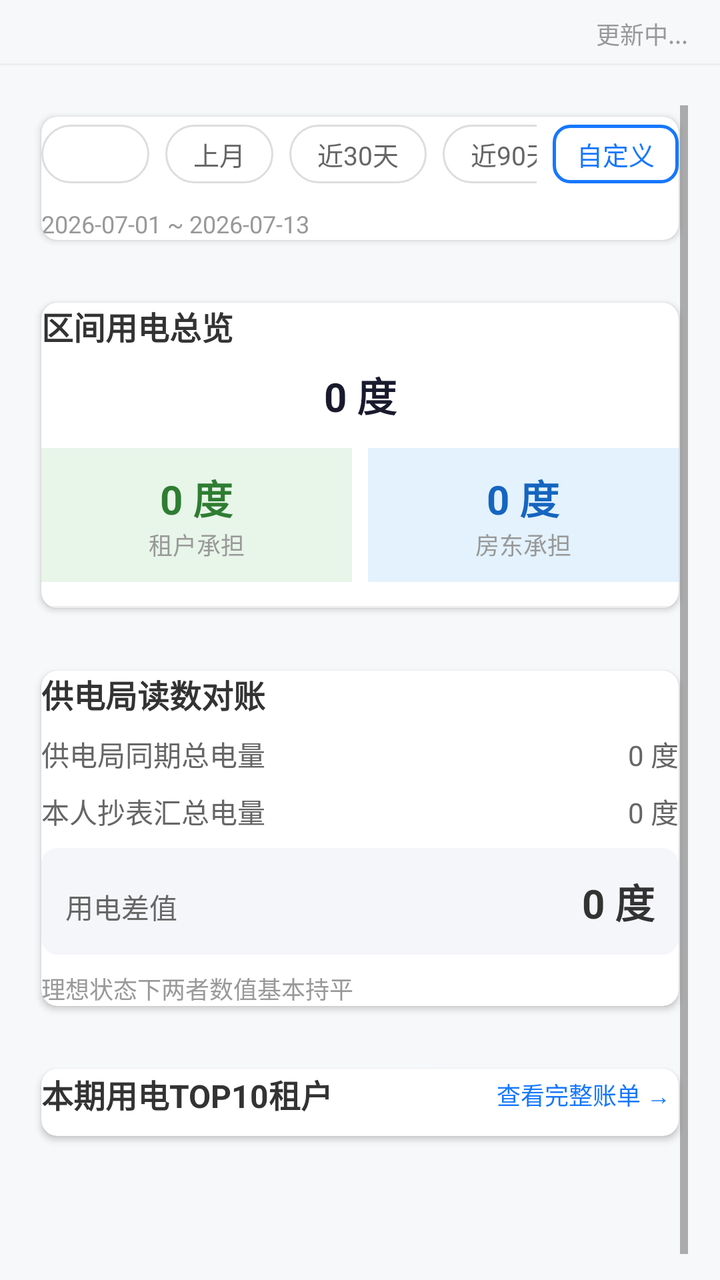
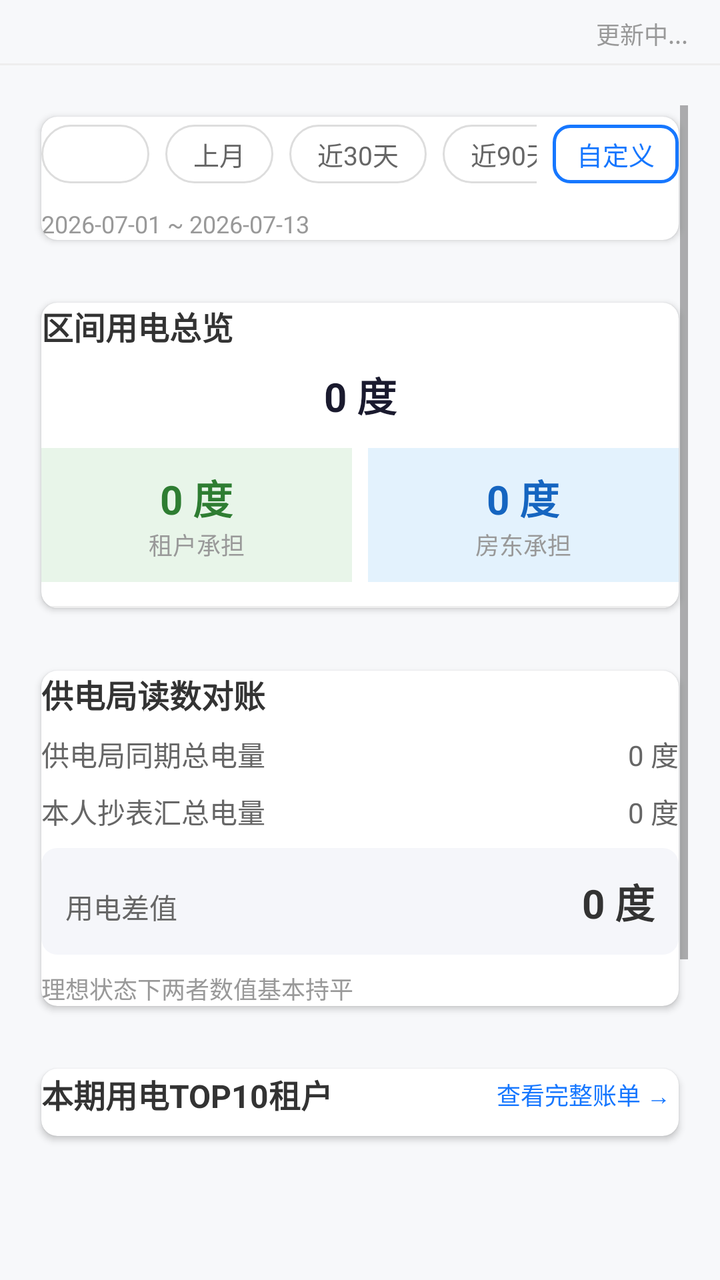

The first picture is an Android layout as it rendered before a commit; the second is the same layout after the commit. The layout source and the unified diff follow.
<!-- AndroidManifest.xml: application theme Theme.AppCompat.Light -->
<!-- res/layout/fragment_overview.xml -->
<?xml version="1.0" encoding="utf-8"?>
<LinearLayout xmlns:android="http://schemas.android.com/apk/res/android"
    xmlns:app="http://schemas.android.com/apk/res-auto"
    android:layout_width="match_parent"
    android:layout_height="match_parent"
    android:orientation="vertical"
    android:background="@color/bg_page">

    
    <FrameLayout
        android:layout_width="match_parent"
        android:layout_height="wrap_content"
        android:paddingStart="@dimen/padding_page"
        android:paddingEnd="@dimen/padding_page"
        android:paddingTop="8dp"
        android:paddingBottom="6dp"
        android:background="@color/bg_page">

        <TextView
            android:id="@+id/update_time"
            android:layout_width="wrap_content"
            android:layout_height="wrap_content"
            android:layout_gravity="end"
            android:text="更新中..."
            android:textSize="12sp"
            android:textColor="@color/text_hint" />
    </FrameLayout>

    
    <View
        android:layout_width="match_parent"
        android:layout_height="1dp"
        android:background="@color/divider" />

    
    <ScrollView
        android:layout_width="match_parent"
        android:layout_height="match_parent"
        android:paddingStart="@dimen/padding_page"
        android:paddingEnd="@dimen/padding_page"
        android:paddingTop="@dimen/space_card_vertical">

        <LinearLayout
            android:layout_width="match_parent"
            android:layout_height="wrap_content"
            android:orientation="vertical">

            
            <androidx.cardview.widget.CardView
                android:layout_width="match_parent"
                android:layout_height="wrap_content"
                style="@style/CardStyle"
                android:layout_marginBottom="@dimen/space_card_vertical">

                <LinearLayout
                    android:layout_width="match_parent"
                    android:layout_height="wrap_content"
                    android:orientation="vertical">

                    
                    <LinearLayout
                        android:layout_width="match_parent"
                        android:layout_height="wrap_content"
                        android:orientation="horizontal"
                        android:gravity="center_vertical">

                        <HorizontalScrollView
                            android:layout_width="0dp"
                            android:layout_height="wrap_content"
                            android:layout_weight="1"
                            android:scrollbars="none">

                            <LinearLayout
                                android:layout_width="wrap_content"
                                android:layout_height="wrap_content"
                                android:orientation="horizontal"
                                android:paddingVertical="4dp">

                                <TextView
                                    android:id="@+id/tag_month"
                                    android:layout_width="wrap_content"
                                    android:layout_height="wrap_content"
                                    android:text="本月"
                                    android:paddingHorizontal="14dp"
                                    android:paddingVertical="5dp"
                                    android:background="@drawable/bg_filter_tag"
                                    android:textColor="#FFFFFF"
                                    android:textSize="13sp"
                                    android:layout_marginEnd="@dimen/space_small" />

                                <TextView
                                    android:id="@+id/tag_last_month"
                                    android:layout_width="wrap_content"
                                    android:layout_height="wrap_content"
                                    android:text="上月"
                                    android:paddingHorizontal="14dp"
                                    android:paddingVertical="5dp"
                                    android:background="@drawable/bg_filter_tag"
                                    android:textColor="@color/text_secondary"
                                    android:textSize="13sp"
                                    android:layout_marginEnd="@dimen/space_small" />

                                <TextView
                                    android:id="@+id/tag_30d"
                                    android:layout_width="wrap_content"
                                    android:layout_height="wrap_content"
                                    android:text="近30天"
                                    android:paddingHorizontal="14dp"
                                    android:paddingVertical="5dp"
                                    android:background="@drawable/bg_filter_tag"
                                    android:textColor="@color/text_secondary"
                                    android:textSize="13sp"
                                    android:layout_marginEnd="@dimen/space_small" />

                                <TextView
                                    android:id="@+id/tag_90d"
                                    android:layout_width="wrap_content"
                                    android:layout_height="wrap_content"
                                    android:text="近90天"
                                    android:paddingHorizontal="14dp"
                                    android:paddingVertical="5dp"
                                    android:background="@drawable/bg_filter_tag"
                                    android:textColor="@color/text_secondary"
                                    android:textSize="13sp" />

                            </LinearLayout>
                        </HorizontalScrollView>

                        
                        <TextView
                            android:id="@+id/btn_custom_date"
                            android:layout_width="wrap_content"
                            android:layout_height="wrap_content"
                            android:text="自定义"
                            android:textSize="13sp"
                            android:textColor="@color/primary_blue"
                            android:paddingHorizontal="12dp"
                            android:paddingVertical="5dp"
                            android:background="@drawable/bg_button_secondary"
                            android:layout_marginStart="8dp" />

                    </LinearLayout>

                    
                    <TextView
                        android:id="@+id/tv_period"
                        android:layout_width="match_parent"
                        android:layout_height="wrap_content"
                        android:text="2026-07-01 ~ 2026-07-13"
                        style="@style/TextSmall"
                        android:layout_marginTop="@dimen/space_small" />

                </LinearLayout>
            </androidx.cardview.widget.CardView>

            
            <androidx.cardview.widget.CardView
                android:layout_width="match_parent"
                android:layout_height="wrap_content"
                style="@style/CardStyle"
                android:layout_marginBottom="@dimen/space_card_vertical">

                <LinearLayout
                    android:layout_width="match_parent"
                    android:layout_height="wrap_content"
                    android:orientation="vertical">

                    <TextView
                        android:layout_width="wrap_content"
                        android:layout_height="wrap_content"
                        android:text="区间用电总览"
                        style="@style/TextTitle"
                        android:layout_marginBottom="@dimen/space_small" />

                    
                    <TextView
                        android:id="@+id/tv_total_usage"
                        android:layout_width="match_parent"
                        android:layout_height="wrap_content"
                        android:text="0 度"
                        style="@style/TextLarge"
                        android:gravity="center"
                        android:textColor="#1A1A2E"
                        android:layout_marginBottom="@dimen/space_item" />

                    <LinearLayout
                        android:layout_width="match_parent"
                        android:layout_height="wrap_content"
                        android:orientation="horizontal"
                        android:weightSum="2">

                        
                        <LinearLayout
                            android:layout_width="0dp"
                            android:layout_height="wrap_content"
                            android:layout_weight="1"
                            android:orientation="vertical"
                            android:gravity="center"
                            android:paddingStart="8dp"
                            android:paddingEnd="8dp"
                            android:background="#E8F5E9"
                            android:paddingVertical="10dp"
                            android:radius="8dp"
                            android:layout_marginEnd="4dp">

                            <TextView
                                android:id="@+id/tv_tenant_usage"
                                android:layout_width="wrap_content"
                                android:layout_height="wrap_content"
                                android:text="0 度"
                                style="@style/TextLarge"
                                android:textColor="#2E7D32" />

                            <TextView
                                android:layout_width="wrap_content"
                                android:layout_height="wrap_content"
                                android:text="租户承担"
                                style="@style/TextSmall" />
                        </LinearLayout>

                        
                        <LinearLayout
                            android:layout_width="0dp"
                            android:layout_height="wrap_content"
                            android:layout_weight="1"
                            android:orientation="vertical"
                            android:gravity="center"
                            android:paddingStart="8dp"
                            android:paddingEnd="8dp"
                            android:background="#E3F2FD"
                            android:paddingVertical="10dp"
                            android:radius="8dp"
                            android:layout_marginStart="4dp">

                            <TextView
                                android:id="@+id/tv_landlord_usage"
                                android:layout_width="wrap_content"
                                android:layout_height="wrap_content"
                                android:text="0 度"
                                style="@style/TextLarge"
                                android:textColor="#1565C0" />

                            <TextView
                                android:layout_width="wrap_content"
                                android:layout_height="wrap_content"
                                android:text="房东承担"
                                style="@style/TextSmall" />
                        </LinearLayout>

                    </LinearLayout>

                    <View
                        android:layout_width="match_parent"
                        android:layout_height="1dp"
                        android:background="@color/divider"
                        android:layout_marginTop="@dimen/space_item" />

                </LinearLayout>
            </androidx.cardview.widget.CardView>

            
            <androidx.cardview.widget.CardView
                android:layout_width="match_parent"
                android:layout_height="wrap_content"
                style="@style/CardStyle"
                android:layout_marginBottom="@dimen/space_card_vertical"
                android:id="@+id/card_reconciliation">

                <LinearLayout
                    android:layout_width="match_parent"
                    android:layout_height="wrap_content"
                    android:orientation="vertical">

                    <TextView
                        android:layout_width="wrap_content"
                        android:layout_height="wrap_content"
                        android:text="供电局读数对账"
                        style="@style/TextTitle"
                        android:layout_marginBottom="@dimen/space_small" />

                    <LinearLayout
                        android:layout_width="match_parent"
                        android:layout_height="wrap_content"
                        android:orientation="horizontal"
                        android:layout_marginBottom="@dimen/space_small">

                        <TextView
                            android:layout_width="0dp"
                            android:layout_height="wrap_content"
                            android:layout_weight="1"
                            android:text="供电局同期总电量"
                            style="@style/TextBody" />

                        <TextView
                            android:id="@+id/tv_power_kwh"
                            android:layout_width="wrap_content"
                            android:layout_height="wrap_content"
                            android:text="0 度"
                            style="@style/TextBody" />
                    </LinearLayout>

                    <LinearLayout
                        android:layout_width="match_parent"
                        android:layout_height="wrap_content"
                        android:orientation="horizontal"
                        android:layout_marginBottom="@dimen/space_small">

                        <TextView
                            android:layout_width="0dp"
                            android:layout_height="wrap_content"
                            android:layout_weight="1"
                            android:text="本人抄表汇总电量"
                            style="@style/TextBody" />

                        <TextView
                            android:id="@+id/tv_meter_total"
                            android:layout_width="wrap_content"
                            android:layout_height="wrap_content"
                            android:text="0 度"
                            style="@style/TextBody" />
                    </LinearLayout>

                    <LinearLayout
                        android:id="@+id/ll_diff"
                        android:layout_width="match_parent"
                        android:layout_height="wrap_content"
                        android:orientation="horizontal"
                        android:padding="12dp"
                        android:background="@drawable/bg_diff_normal"
                        android:radius="8dp"
                        android:layout_marginBottom="@dimen/space_small">

                        <TextView
                            android:layout_width="0dp"
                            android:layout_height="wrap_content"
                            android:layout_weight="1"
                            android:text="用电差值"
                            style="@style/TextBody" />

                        <TextView
                            android:id="@+id/tv_diff_value"
                            android:layout_width="wrap_content"
                            android:layout_height="wrap_content"
                            android:text="0 度"
                            style="@style/TextLarge" />
                    </LinearLayout>

                    <TextView
                        android:id="@+id/tv_diff_hint"
                        android:layout_width="wrap_content"
                        android:layout_height="wrap_content"
                        android:text="理想状态下两者数值基本持平"
                        style="@style/TextSmall" />

                </LinearLayout>
            </androidx.cardview.widget.CardView>

            
            <androidx.cardview.widget.CardView
                android:layout_width="match_parent"
                android:layout_height="wrap_content"
                style="@style/CardStyle"
                android:layout_marginBottom="80dp">

                <LinearLayout
                    android:layout_width="match_parent"
                    android:layout_height="wrap_content"
                    android:orientation="vertical">

                    
                    <LinearLayout
                        android:layout_width="match_parent"
                        android:layout_height="wrap_content"
                        android:orientation="horizontal"
                        android:gravity="center_vertical"
                        android:layout_marginBottom="@dimen/space_small">

                        <TextView
                            android:layout_width="0dp"
                            android:layout_height="wrap_content"
                            android:layout_weight="1"
                            android:text="本期用电TOP10租户"
                            style="@style/TextTitle" />

                        <TextView
                            android:id="@+id/tv_view_full"
                            android:layout_width="wrap_content"
                            android:layout_height="wrap_content"
                            android:text="查看完整账单 →"
                            android:textSize="12sp"
                            android:textColor="@color/primary_blue"
                            android:padding="4dp"
                            android:clickable="true"
                            android:focusable="true" />

                    </LinearLayout>

                    
                    <LinearLayout
                        android:id="@+id/distribution_container"
                        android:layout_width="match_parent"
                        android:layout_height="wrap_content"
                        android:orientation="vertical" />

                    <TextView
                        android:id="@+id/tv_empty_tenant"
                        android:layout_width="match_parent"
                        android:layout_height="wrap_content"
                        android:text="本期所有租户用电平稳，无异常高耗电"
                        style="@style/TextSmall"
                        android:gravity="center"
                        android:paddingVertical="20dp"
                        android:visibility="gone" />

                </LinearLayout>
            </androidx.cardview.widget.CardView>

        </LinearLayout>
    </ScrollView>

</LinearLayout>
<!-- resources referenced by this layout -->
<resources>
  <color name="bg_page">#F7F8FA</color>
  <color name="divider">#EEEEEE</color>
  <color name="primary_blue">#1677FF</color>
  <color name="text_hint">#999999</color>
  <color name="text_secondary">#666666</color>
  <dimen name="padding_page">16dp</dimen>
  <dimen name="space_card_vertical">20dp</dimen>
  <dimen name="space_item">12dp</dimen>
  <dimen name="space_small">8dp</dimen>
  <!-- drawable bg_button_secondary (drawable) -->
  <?xml version="1.0" encoding="utf-8"?>
  <selector xmlns:android="http://schemas.android.com/apk/res/android">
      <item android:state_pressed="true">
          <shape>
              <stroke android:width="1.5dp" android:color="#096DD9" />
              <solid android:color="#E8F1FF" />
              <corners android:radius="@dimen/radius_button" />
          </shape>
      </item>
      <item>
          <shape>
              <stroke android:width="1.5dp" android:color="@color/primary_blue" />
              <solid android:color="@color/bg_card" />
              <corners android:radius="@dimen/radius_button" />
          </shape>
      </item>
  </selector>
  <!-- drawable bg_diff_normal (drawable) -->
  <?xml version="1.0" encoding="utf-8"?>
  <shape xmlns:android="http://schemas.android.com/apk/res/android">
      <solid android:color="#F5F6FA" />
      <corners android:radius="8dp" />
  </shape>
  <!-- drawable bg_filter_tag (drawable) -->
  <?xml version="1.0" encoding="utf-8"?>
  <selector xmlns:android="http://schemas.android.com/apk/res/android">
      <item android:state_selected="true">
          <shape>
              <solid android:color="@color/primary_blue" />
              <corners android:radius="16dp" />
          </shape>
      </item>
      <item>
          <shape>
              <stroke android:width="1dp" android:color="#DDDDDD" />
              <solid android:color="@color/bg_card" />
              <corners android:radius="16dp" />
          </shape>
      </item>
  </selector>
  <style name="CardStyle">
          <item name="android:background">@drawable/bg_card</item>
          <item name="android:elevation">2dp</item>
          <item name="android:padding">@dimen/padding_card</item>
          <item name="cardCornerRadius">@dimen/radius_card</item>
          <item name="cardPreventCornerOverlap">true</item>
          <item name="cardUseCompatPadding">true</item>
      </style>
  <style name="TextBody">
          <item name="android:textSize">@dimen/text_body</item>
          <item name="android:textColor">@color/text_secondary</item>
      </style>
  <style name="TextLarge">
          <item name="android:textSize">@dimen/text_large</item>
          <item name="android:textStyle">bold</item>
          <item name="android:textColor">@color/text_primary</item>
      </style>
  <style name="TextSmall">
          <item name="android:textSize">@dimen/text_small</item>
          <item name="android:textColor">@color/text_hint</item>
      </style>
  <style name="TextTitle">
          <item name="android:textSize">@dimen/text_title</item>
          <item name="android:textStyle">bold</item>
          <item name="android:textColor">@color/text_primary</item>
      </style>
  <dimen name="radius_button">8dp</dimen>
  <color name="bg_card">#FFFFFF</color>
  <!-- drawable bg_card (drawable) -->
  <?xml version="1.0" encoding="utf-8"?>
  <shape xmlns:android="http://schemas.android.com/apk/res/android">
      <solid android:color="@color/bg_card" />
      <corners android:radius="@dimen/radius_card" />
  </shape>
  <dimen name="padding_card">16dp</dimen>
  <dimen name="radius_card">8dp</dimen>
  <dimen name="text_body">14sp</dimen>
  <dimen name="text_large">20sp</dimen>
  <color name="text_primary">#333333</color>
  <dimen name="text_small">12sp</dimen>
  <dimen name="text_title">16sp</dimen>
</resources>

<!-- the commit's change to res/layout/fragment_overview.xml (unified diff, before → after) -->
@@ -415,6 +415,49 @@
                 </LinearLayout>
             </androidx.cardview.widget.CardView>
 
+            
+            <androidx.cardview.widget.CardView
+                android:layout_width="match_parent"
+                android:layout_height="wrap_content"
+                style="@style/CardStyle"
+                android:layout_marginBottom="@dimen/space_card_vertical">
+
+                <LinearLayout
+                    android:layout_width="match_parent"
+                    android:layout_height="wrap_content"
+                    android:orientation="vertical"
+                    android:padding="16dp">
+
+                    <TextView
+                        android:layout_width="wrap_content"
+                        android:layout_height="wrap_content"
+                        android:text="近30天整栋日总用电"
+                        style="@style/TextTitle"
+                        android:layout_marginBottom="@dimen/space_small" />
+
+                    
+                    <LinearLayout
+                        android:id="@+id/trend_container"
+                        android:layout_width="match_parent"
+                        android:layout_height="120dp"
+                        android:orientation="horizontal"
+                        android:gravity="bottom"
+                        android:paddingTop="8dp"
+                        android:clipChildren="false" />
+
+                    <TextView
+                        android:id="@+id/tv_trend_empty"
+                        android:layout_width="match_parent"
+                        android:layout_height="wrap_content"
+                        android:text="暂无数据"
+                        style="@style/TextSmall"
+                        android:gravity="center"
+                        android:paddingVertical="16dp"
+                        android:visibility="gone" />
+
+                </LinearLayout>
+            </androidx.cardview.widget.CardView>
+
         </LinearLayout>
     </ScrollView>
 
